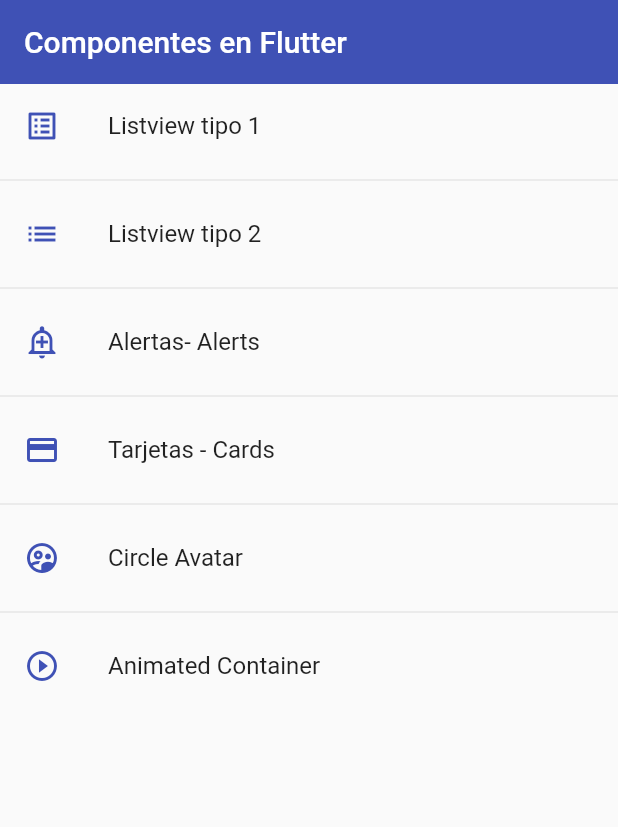
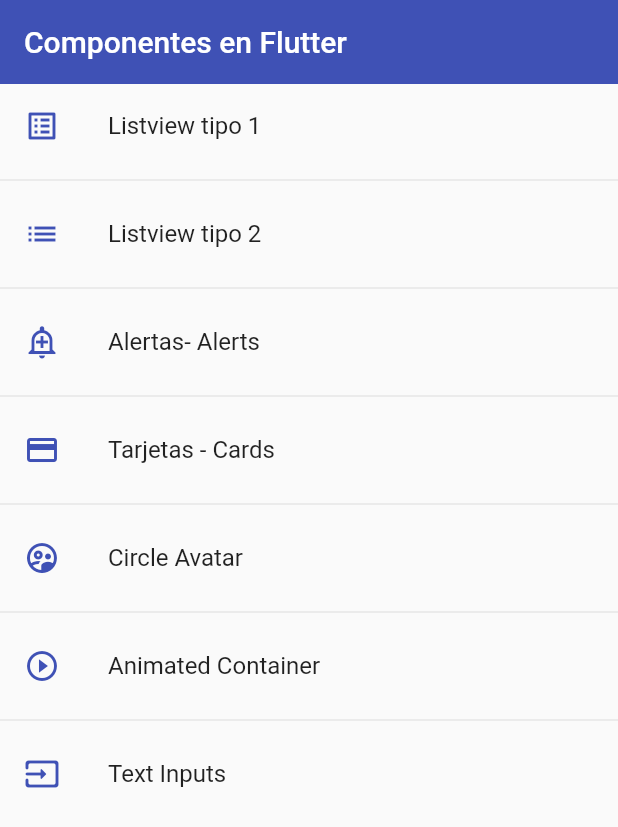
Before and after one commit to devferx/fl-components, a Flutter app: the screen it shows after launch, on a phone screen of 412 x 824 dp. Shown: the top 827 px of the screen. Run offline on Flutter 3.47's test engine with Material 2 defaults, Android fonts, the phone set to English and light mode, and no system bars.

Commit message:
TextFormFields

```diff
--- a/lib/router/app_routes.dart
+++ b/lib/router/app_routes.dart
@@ -43,6 +43,12 @@ class AppRoutes {
       screen: const AnimatedScreen(),
       icon: Icons.play_circle_outline,
     ),
+    MenuOption(
+      route: 'inputs',
+      name: 'Text Inputs',
+      screen: const InputsScreen(),
+      icon: Icons.input_rounded,
+    ),
   ];
 
   static Map<String, Widget Function(BuildContext)> getAppRoutes() {
--- a/lib/screens/screens.dart
+++ b/lib/screens/screens.dart
@@ -2,6 +2,7 @@ export 'package:fl_components/screens/alert_screen.dart';
 export 'package:fl_components/screens/animated_screen.dart';
 export 'package:fl_components/screens/avatar_screen.dart';
 export 'package:fl_components/screens/card_screen.dart';
+export 'package:fl_components/screens/home_screen.dart';
+export 'package:fl_components/screens/inputs_screen.dart';
 export 'package:fl_components/screens/listview1_screen.dart';
 export 'package:fl_components/screens/listview2_screen.dart';
-export 'package:fl_components/screens/home_screen.dart';
```
Also changed, not shown: lib/screens/inputs_screen.dart (added, +31 -0 lines).
